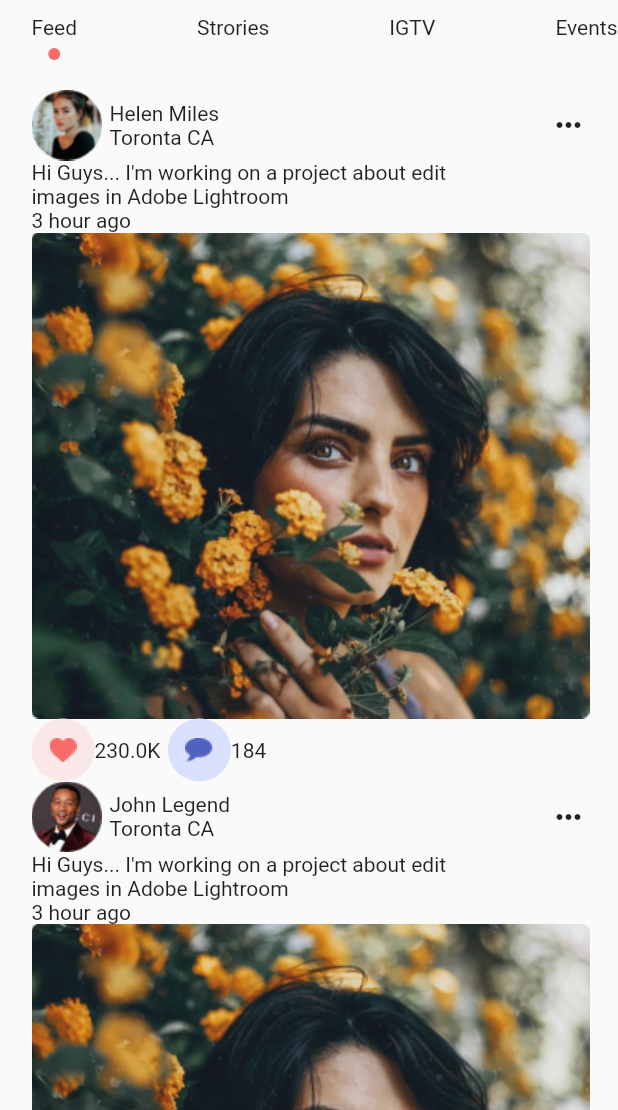
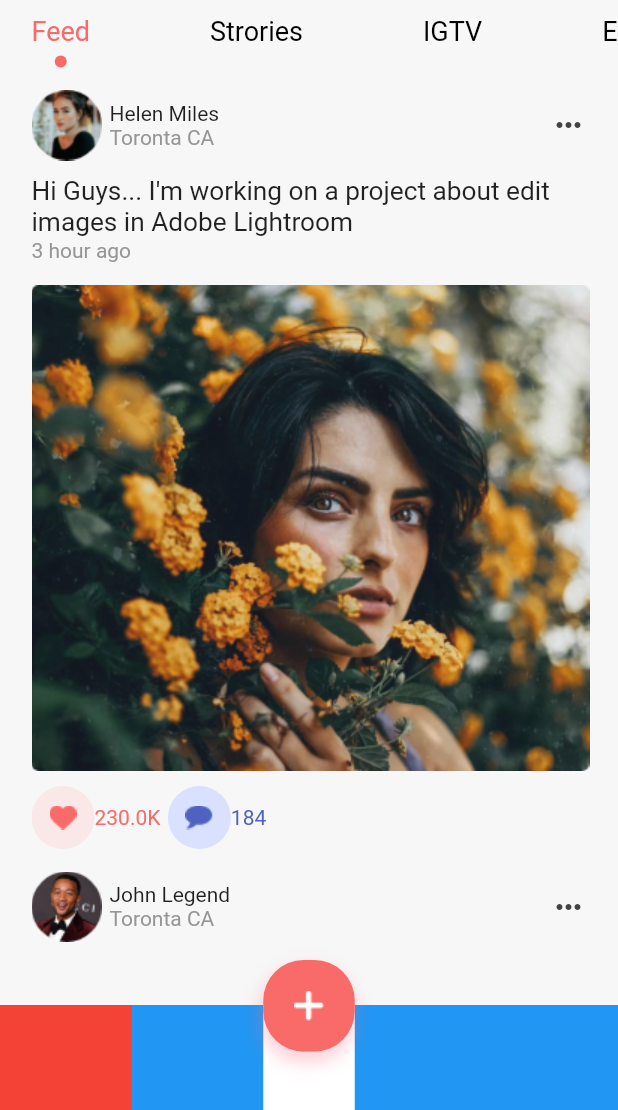
Before and after one commit to mustafauys/Flutter-UI, a Flutter app: the screen it shows after launch, on a phone screen of 412 x 824 dp, the part 126-1236 px from its top. Run offline on Flutter 3.47's test engine with Material 2 defaults, Android fonts, the phone set to English and light mode, and no system bars.

Commit message:
Colors Updated

```diff
--- a/lib/main.dart
+++ b/lib/main.dart
@@ -44,6 +44,12 @@ class Feeds {
       this.comment_count});
 }
 
+class Menu {
+  String icon;
+  bool isSelected;
+  Menu({this.icon, this.isSelected});
+}
+
 class HomeScreen extends StatefulWidget {
   @override
   _HomeScreenState createState() => _HomeScreenState();
@@ -51,11 +57,19 @@ class HomeScreen extends StatefulWidget {
 
 class _HomeScreenState extends State<HomeScreen> {
   int currentSelectedIndex = 0;
+  int currentPageIndex = 0;
   List<HomeScreenMenu> myList = [
     new HomeScreenMenu("Feed", true),
     new HomeScreenMenu("Strories", false),
     new HomeScreenMenu("IGTV", false),
     new HomeScreenMenu("Events", false),
+  ];
+
+  List<Menu> myMenu = [
+    new Menu(icon: "assets/home.png", isSelected: true),
+    new Menu(icon: "assets/search.png", isSelected: false),
+    new Menu(icon: "assets/tab3.png", isSelected: false),
+    new Menu(icon: "assets/avatar.png", isSelected: false),
   ];
 
   List<Feeds> myFeeds = [
@@ -84,6 +98,68 @@ class _HomeScreenState extends State<HomeScreen> {
   @override
   Widget build(BuildContext context) {
     return Scaffold(
+      backgroundColor: bgColor,
+      bottomNavigationBar: Container(
+        height: 100,
+        child: Stack(
+          children: [
+            Align(
+              alignment: Alignment.bottomCenter,
+              child: Container(
+                height: 70,
+                width: MediaQuery.of(context).size.width,
+                color: Colors.white,
+                child: Row(
+                  children: [
+                    Container(
+                      width: (MediaQuery.of(context).size.width / 2) - 30.5,
+                      height: 70,
+                      color: Colors.blue,
+                      child: Row(
+                        children: [
+                          Container(
+                            width: ((MediaQuery.of(context).size.width / 2) -
+                                30.5) / 2,
+                            height: 70,
+                            color: Colors.red,
+                          ),
+                        ],
+                      ),
+                    ),
+                    SizedBox(
+                            width: 61,
+                          ),
+                    Container(
+                      width: (MediaQuery.of(context).size.width / 2) - 30.5,
+                      height: 70,
+                      color: Colors.blue,
+                    ),
+                  ],
+                ),
+              ),
+            ),
+            Align(
+              alignment: Alignment.topCenter,
+              child: Container(
+                width: 61,
+                height: 61,
+                child: Center(
+                  child: Image.asset('assets/plus.png'),
+                ),
+                decoration: BoxDecoration(
+                    borderRadius: BorderRadius.circular(27),
+                    color: redcolor,
+                    boxShadow: [
+                      BoxShadow(
+                          offset: Offset(-1, 6),
+                          blurRadius: 10,
+                          color: Color(0xFFF86B86).withOpacity(.36)),
+                    ]),
+              ),
+            ),
+          ],
+        ),
+      ),
       body: Padding(
         padding: const EdgeInsets.only(top: 40.0, left: 21),
         child: Column(
@@ -122,7 +198,14 @@ class _HomeScreenState extends State<HomeScreen> {
                           child: Center(
                               child: Column(
                             children: <Widget>[
-                              Text(myList[index].name),
+                              Text(
+                                myList[index].name,
+                                style: TextStyle(
+                                    fontSize: 18,
+                                    color: myList[index].isSelected
+                                        ? redcolor
+                                        : Colors.black),
+                              ),
                               myList[index].isSelected
                                   ? Column(
                                       children: [
@@ -180,19 +263,31 @@ class _HomeScreenState extends State<HomeScreen> {
                                     ),
                                     Text(
                                       myFeeds[index].location,
+                                      style: TextStyle(color: greyColor),
                                     ),
                                   ],
                                 ),
                               ),
-                              Icon(Icons.more_horiz)
+                              Icon(
+                                Icons.more_horiz,
+                                color: Color(0xFF434343),
+                              ),
                             ],
                           ),
                         ],
                       ),
-                      Text(myFeeds[index].comment),
-                      Text(myFeeds[index].post_time),
+                      SizedBox(height: 10),
+                      Text(myFeeds[index].comment,
+                          style: TextStyle(fontSize: 17.5)),
+                      Text(
+                        myFeeds[index].post_time,
+                        style: TextStyle(color: greyColor),
+                      ),
+                      SizedBox(height: 15),
                       Image.asset(myFeeds[index].image),
-                      Row(children: <Widget>[
+                      SizedBox(height: 10),
+                      Row(
+                        children: <Widget>[
                           Container(
                             width: 42,
                             height: 42,
@@ -204,10 +299,13 @@ class _HomeScreenState extends State<HomeScreen> {
                               borderRadius: BorderRadius.circular(21),
                             ),
                           ),
-                        Text(myFeeds[index].like_count > 1000
-                            ? (myFeeds[index].like_count / 1000).toString() +
+                          Text(
+                              myFeeds[index].like_count > 1000
+                                  ? (myFeeds[index].like_count / 1000)
+                                          .toString() +
                                       'K'
-                            : myFeeds[index].like_count.toString()),
+                                  : myFeeds[index].like_count.toString(),
+                              style: TextStyle(color: redcolor)),
                           SizedBox(width: 5),
                           Container(
                             width: 42,
@@ -220,11 +318,18 @@ class _HomeScreenState extends State<HomeScreen> {
                               borderRadius: BorderRadius.circular(21),
                             ),
                           ),
-                        Text(myFeeds[index].comment_count > 1000
-                            ? (myFeeds[index].comment_count / 1000).toString() +
+                          Text(
+                              myFeeds[index].comment_count > 1000
+                                  ? (myFeeds[index].comment_count / 1000)
+                                          .toString() +
                                       'K'
-                            : myFeeds[index].comment_count.toString()),
-                      ])
+                                  : myFeeds[index].comment_count.toString(),
+                              style: TextStyle(color: blueColor)),
+                        ],
+                      ),
+                      SizedBox(
+                        height: 15,
+                      ),
                     ],
                   );
                 },
```
Lines whose indentation alone changed are shown as unchanged.
